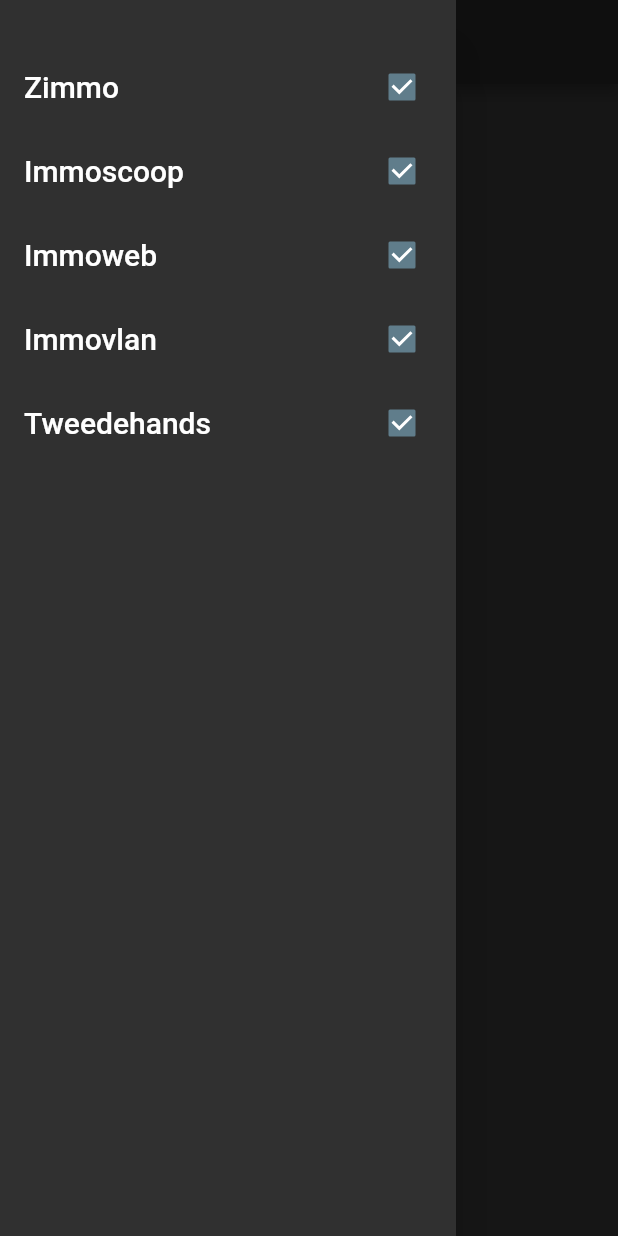
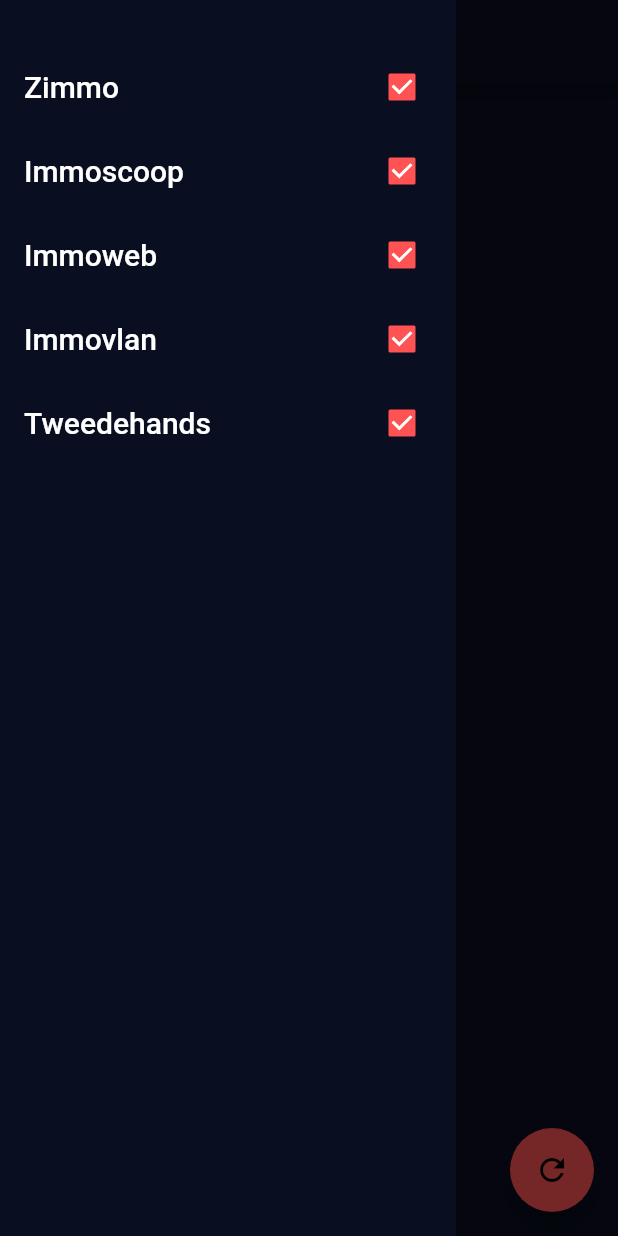
Before and after one commit to Pekket/flutter-house-scraper, a Flutter app: the screen it shows after launch, with the side drawer open, on a phone screen of 412 x 824 dp. Run offline on Flutter 3.47's test engine with Material 2 defaults, Android fonts, the phone set to English and light mode, and no system bars; our stand-ins replace font_awesome_flutter; network calls fail; Roboto replaces fonts that are missing (Spartan MB).

Commit message:
Refactored the stuff

```diff
--- a/lib/components/drawer.dart
+++ b/lib/components/drawer.dart
@@ -11,6 +11,8 @@
   @override
   Widget build(BuildContext context) {
     return Drawer(
+      child: Container(
+        color: Theme.of(context).primaryColor,
         child: ListView(
           padding: EdgeInsets.only(top: 30.0),
           children: <Widget>[
@@ -30,6 +32,7 @@
               value: checkedValues.contains("tweedehands"),
               onChange: checkboxChanged,),
           ],
+        ),
       ),
     );
   }
@@ -51,7 +54,7 @@
         ),
         value: value,
         checkColor: Colors.white,
-        activeColor: Colors.blueGrey,
+        activeColor: Theme.of(context).accentColor,
         onChanged: (value) {
           onChange(text.toLowerCase());
         }
--- a/lib/constants/constants.dart
+++ b/lib/constants/constants.dart
@@ -1,4 +1,7 @@
 import 'package:flutter/material.dart';
+
+const kHouseUrl = "http://87808ca3.ngrok.io/api/house?providers=";
+const kDefaultHomeImageUrl = "http://www.propertyindetroit.com/wp-content/uploads/2018/09/default-property-propertyindetroit.jpg";
 
 var kHouseProviders = ["zimmo", "immoscoop", "immoweb", "immovlan", "tweedehands"];
 
--- a/lib/main.dart
+++ b/lib/main.dart
@@ -7,7 +7,11 @@
   @override
   Widget build(BuildContext context) {
     return MaterialApp(
-      theme: ThemeData.dark(),
+      theme: ThemeData.dark().copyWith(
+        primaryColor: Color(0xFF0A0E21),
+        accentColor: Colors.redAccent,
+        scaffoldBackgroundColor: Color(0xFF0A0E21),
+      ),
       home: HouseOverview(),
     );
   }
--- a/lib/screens/house_overview_screen.dart
+++ b/lib/screens/house_overview_screen.dart
@@ -21,9 +21,9 @@
     getData();
   }
 
-  getData() async {
+  Future<void> getData() async {
     NetworkHelper networkHelper =
-        NetworkHelper("http://16b094dc.ngrok.io/api/house");
+        NetworkHelper(kHouseUrl + selectedHouses.join(","));
     List jsonResponse = await networkHelper.getData() as List;
     setState(() {
       houses = jsonResponse.map((m) => House.fromJson(m)).toList();
@@ -31,11 +31,14 @@
   }
 
   void onCheckBoxChanged(value) {
-    setState(() {
+    setState(
+      () {
         selectedHouses.contains(value)
             ? selectedHouses.remove(value)
             : selectedHouses.add(value);
-    },);
+      },
+    );
+    getData();
   }
 
   @override
@@ -48,7 +51,17 @@
         checkedValues: selectedHouses,
         checkboxChanged: onCheckBoxChanged,
       ),
-      body: ListView.builder(
+      floatingActionButton: FloatingActionButton(
+        child: Icon(Icons.refresh),
+        backgroundColor: Theme.of(context).accentColor,
+        onPressed: () {
+          getData();
+        },
+      ),
+      body: Container(
+        child: RefreshIndicator(
+          onRefresh: () => getData(),
+          child: ListView.builder(
             itemCount: houses.length,
             itemBuilder: (BuildContext context, int index) {
               return new HouseCard(
@@ -56,6 +69,8 @@
               );
             },
           ),
+        ),
+      ),
     );
   }
 }
```
Also changed, not shown: lib/components/house_card.dart (+12 -3 lines), lib/components/icon_content.dart (+15 -10 lines), lib/services/House.dart (+2 -9 lines), pubspec.yaml (+2 -23 lines), pubspec.lock, 5 other files. Lines whose indentation alone changed are shown as unchanged.
